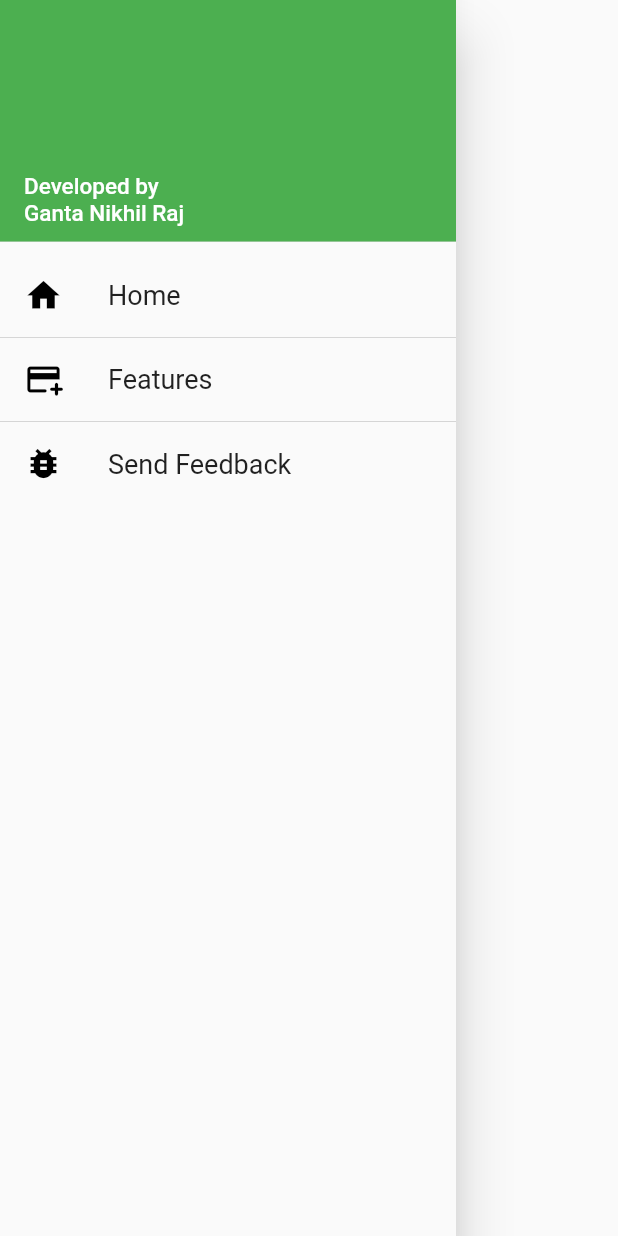
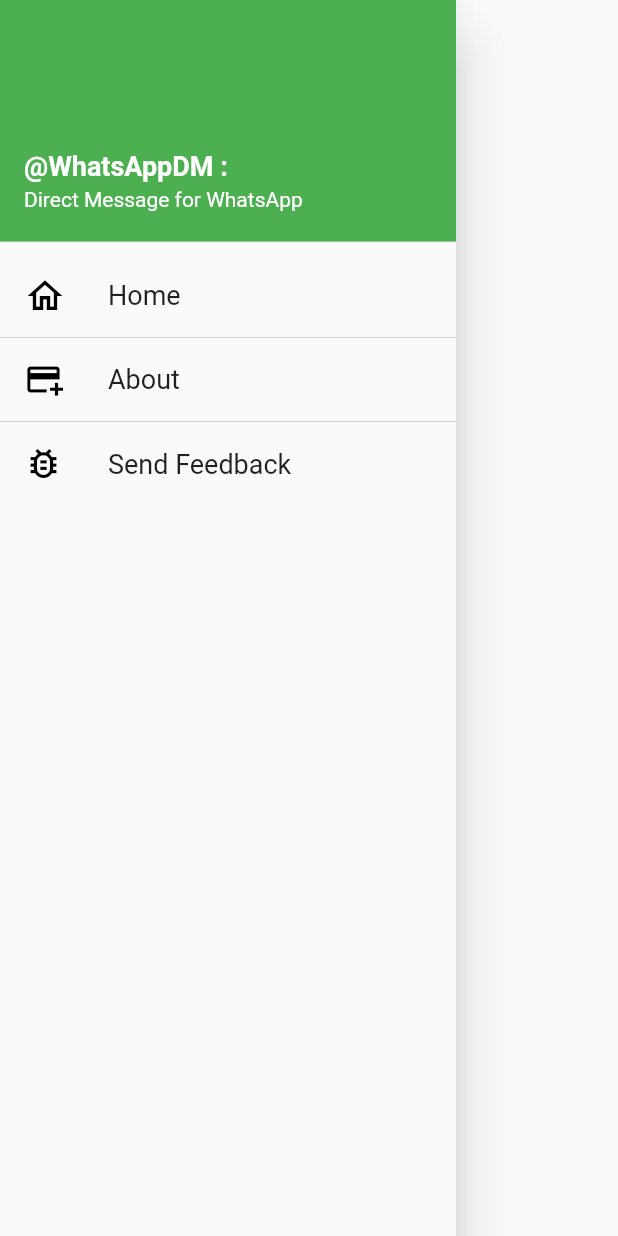
Before and after one commit to gantanikhilraj/Direct-Chat-App, a Flutter app: the DrawerWDM widget shown alone on an empty page, opened directly, on a phone screen of 412 x 824 dp. Run offline on Flutter 3.47's test engine with Material 2 defaults, Android fonts, the phone set to English and light mode, and no system bars; our stand-ins replace animated_text_kit, country_code_picker, url_strategy; statements that could not run were skipped.

Commit message:
fix : minor changes over the screens

```diff
--- a/lib/drawerscreen.dart
+++ b/lib/drawerscreen.dart
@@ -16,17 +16,21 @@
               child: UserAccountsDrawerHeader(
                 decoration: BoxDecoration(color: Colors.green),
                 accountName: Text(
-                  "Developed by\nGanta Nikhil Raj",
-                  style: TextStyle(fontSize: 15),
+                  "@WhatsAppDM :",
+                  style: TextStyle(
+                    fontSize: 18,
+                    fontWeight: FontWeight.bold,
+                    color: Colors.white,
+                  ),
                 ),
-                accountEmail: null,
+                accountEmail: Text("Direct Message for WhatsApp"),
               ),
             ),
             ListTile(
               leading: const Icon(
-                Icons.home,
+                Icons.home_outlined,
                 color: Colors.black,
-                size: 26,
+                size: 28,
               ),
               title: const Text('Home', style: TextStyle(fontSize: 18)),
               onTap: () {
@@ -41,11 +45,11 @@
             ),
             ListTile(
               leading: const Icon(
-                Icons.add_card_rounded,
+                Icons.add_card,
                 color: Colors.black,
                 size: 26,
               ),
-              title: const Text('Features', style: TextStyle(fontSize: 18)),
+              title: const Text('About', style: TextStyle(fontSize: 18)),
               onTap: () {
                 Navigator.pushNamed(context, Features.id);
               },
@@ -57,7 +61,7 @@
             ),
             ListTile(
               leading: const Icon(
-                Icons.bug_report,
+                Icons.bug_report_outlined,
                 color: Colors.black,
                 size: 26,
               ),
--- a/lib/features.dart
+++ b/lib/features.dart
@@ -10,7 +10,7 @@
       backgroundColor: Colors.white,
       appBar: AppBar(
         backgroundColor: Colors.green,
-        title: const Text('Features of WhatsAppDM'),
+        title: const Text('About WhatsAppDM'),
         // elevation: 0.0,
       ),
       body: Padding(
```
Also changed, not shown: lib/constants.dart (+7 -7 lines), lib/homescreen.dart (+8 -10 lines).
